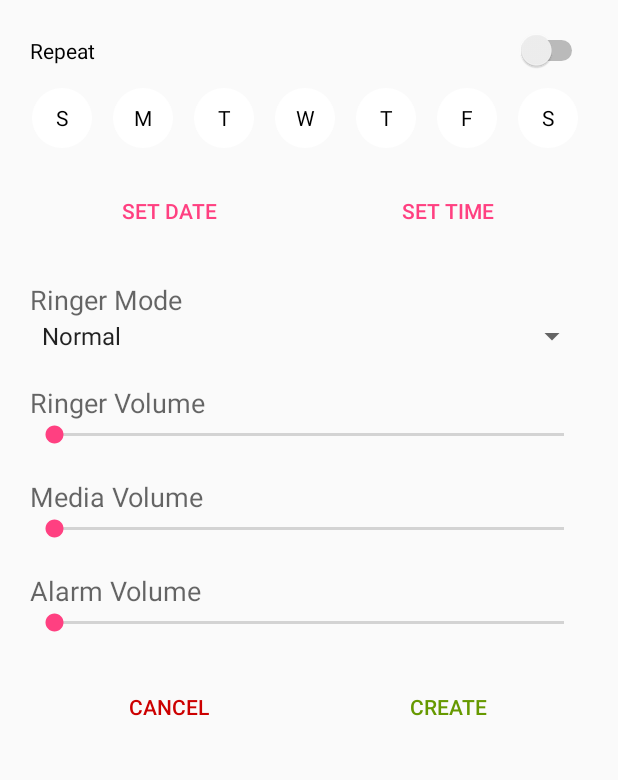
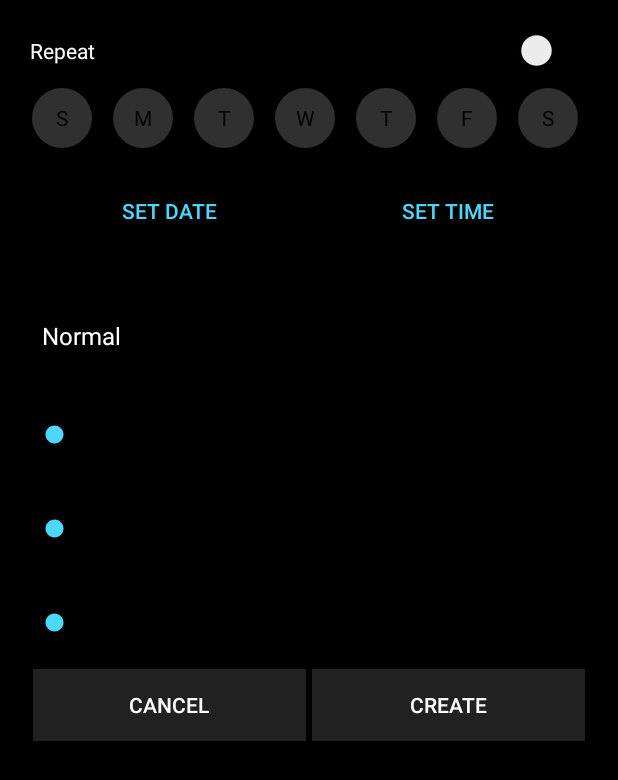
Before and after one commit to SivagurunathanV/AutoSound, an Android app: the layout content_add_trigger.xml on its own in the app's theme, with its tools: preview values and no code run, on a phone screen of 412 x 824 dp. Shown: the top 780 px of the screen. Run offline under Robolectric (Android 15) with nearby library versions, the phone set to English and light mode, and no system bars.

Commit message:
Modified theme to black

```diff
--- a/app/src/main/AndroidManifest.xml
+++ b/app/src/main/AndroidManifest.xml
@@ -14,7 +14,6 @@
             android:theme="@style/AppTheme.NoActionBar">
             <intent-filter>
                 <action android:name="android.intent.action.MAIN"/>
-
                 <category android:name="android.intent.category.LAUNCHER"/>
             </intent-filter>
         </activity>
--- a/app/src/main/res/drawable/circle_light_purple_shape.xml
+++ b/app/src/main/res/drawable/circle_light_purple_shape.xml
@@ -1,6 +1,6 @@
 <?xml version="1.0" encoding="utf-8"?>
 <shape xmlns:android="http://schemas.android.com/apk/res/android"
        android:shape="oval">
-    <solid android:color="#5d5b81" />
+    <solid android:color="@color/colorDarkAccent" />
     <size android:width="40dp" android:height="40dp" />
 </shape>
--- a/app/src/main/res/drawable/circle_purple_shape.xml
+++ b/app/src/main/res/drawable/circle_purple_shape.xml
@@ -1,6 +1,6 @@
 <?xml version="1.0" encoding="utf-8"?>
 <shape xmlns:android="http://schemas.android.com/apk/res/android"
        android:shape="oval">
-    <solid android:color="#655EF9" />
+    <solid android:color="@color/colorAccent" />
     <size android:width="40dp" android:height="40dp" />
 </shape>
--- a/app/src/main/res/drawable/circle_white_shape.xml
+++ b/app/src/main/res/drawable/circle_white_shape.xml
@@ -1,6 +1,6 @@
 <?xml version="1.0" encoding="utf-8"?>
 <shape xmlns:android="http://schemas.android.com/apk/res/android"
        android:shape="oval" >
-    <solid android:color="#ffffff" />
+    <solid android:color="@color/colorBackground" />
     <size android:width="40dp" android:height="40dp" />
 </shape>
--- a/app/src/main/res/layout/activity_main.xml
+++ b/app/src/main/res/layout/activity_main.xml
@@ -30,6 +30,8 @@
         android:layout_height="wrap_content"
         android:layout_gravity="bottom|end"
         android:layout_margin="@dimen/fab_margin"
-        android:src="@android:drawable/ic_input_add" />
+        android:src="@android:drawable/ic_input_add"
+        app:backgroundTint="@color/colorBackground"
+        android:tint="@color/colorAccent"/>
 
 </android.support.design.widget.CoordinatorLayout>
--- a/app/src/main/res/layout/content_add_trigger.xml
+++ b/app/src/main/res/layout/content_add_trigger.xml
@@ -30,6 +30,7 @@
                 android:layout_width="match_parent"
                 android:layout_height="wrap_content"
                 android:text="@string/repeat_switch_str"
+                android:textColor="@android:color/white"
                 android:id="@+id/repeat_switch"/>
 
         </LinearLayout>
@@ -225,8 +226,8 @@
                 android:text="@string/cancel_btn_str"
                 android:id="@+id/cancel_btn"
                 android:layout_weight="1"
-                android:textColor="@android:color/holo_red_dark"
-                style="?android:buttonBarButtonStyle"/>
+                android:layout_margin="2dp"
+                android:background="@color/colorPrimaryDark"/>
 
             <Button
                 android:layout_width="match_parent"
@@ -234,8 +235,9 @@
                 android:text="@string/create_btn_str"
                 android:id="@+id/create_btn"
                 android:layout_weight="1"
-                android:textColor="@android:color/holo_green_dark"
-                style="?android:buttonBarButtonStyle"/>
+                android:layout_margin="2dp"
+                android:background="@color/colorPrimaryDark"
+                />
 
         </LinearLayout>
 
--- a/app/src/main/res/layout/trigger_card.xml
+++ b/app/src/main/res/layout/trigger_card.xml
@@ -8,8 +8,10 @@
         android:layout_width="match_parent"
         android:layout_height="match_parent"
         android:elevation="3dp"
+        card_view:cardCornerRadius="0dp"
         android:id="@+id/trigger_card_view"
-        android:layout_gravity="center">
+        android:layout_gravity="center"
+        card_view:cardBackgroundColor="@color/colorCardBackground">
 
         <RelativeLayout
             android:layout_width="match_parent"
@@ -28,7 +30,7 @@
                     android:textAppearance="?android:attr/textAppearanceMedium"
                     android:text="New Text"
                     android:id="@+id/trigger_date_txt"
-                    android:textColor="@android:color/black"
+                    android:textColor="@android:color/white"
                     android:layout_marginBottom="5dp"/>
 
                 <TextView
@@ -101,7 +103,7 @@
         <View
             android:id="@+id/cards_divider_view"
             android:layout_width="match_parent"
-            android:layout_height="1dp"
+            android:layout_height="0.2dp"
             android:background="@android:color/darker_gray"
             android:layout_gravity="bottom" />
 
--- a/app/src/main/res/values/colors.xml
+++ b/app/src/main/res/values/colors.xml
@@ -1,6 +1,10 @@
 <?xml version="1.0" encoding="utf-8"?>
 <resources>
-    <color name="colorPrimary">#3F51B5</color>
-    <color name="colorPrimaryDark">#303F9F</color>
-    <color name="colorAccent">#FF4081</color>
+    <color name="colorPrimary">#303030</color>
+    <color name="colorPrimaryDark">#212121</color>
+    <color name="colorAccent">#4CD7FD</color>
+    <color name="colorDarkAccent">#1d6073</color>
+    <color name="colorWindowBackground">#000000</color>
+    <color name="colorCardBackground">#000000</color>
+    <color name="colorBackground">#303030</color>
 </resources>
--- a/app/src/main/res/values/styles.xml
+++ b/app/src/main/res/values/styles.xml
@@ -6,6 +6,11 @@
         <item name="colorPrimary">@color/colorPrimary</item>
         <item name="colorPrimaryDark">@color/colorPrimaryDark</item>
         <item name="colorAccent">@color/colorAccent</item>
+        <item name="android:windowBackground">@color/colorWindowBackground</item>
+        <item name="android:colorBackground">@color/colorBackground</item>
+        <item name="android:textColorPrimary">@android:color/white</item>
+        <item name="android:spinnerDropDownItemStyle">@style/mySpinnerItemStyle</item>
+        <item name="android:spinnerItemStyle">@style/mySpinnerItemStyle</item>
     </style>
 
     <style name="AppTheme.NoActionBar">
@@ -17,4 +22,8 @@
 
     <style name="AppTheme.PopupOverlay" parent="ThemeOverlay.AppCompat.Light"/>
 
+    <style name="mySpinnerItemStyle" parent="@android:style/Widget.Holo.DropDownItem.Spinner">
+        <item name="android:textColor">@android:color/white</item>
+    </style>
+
 </resources>
```
